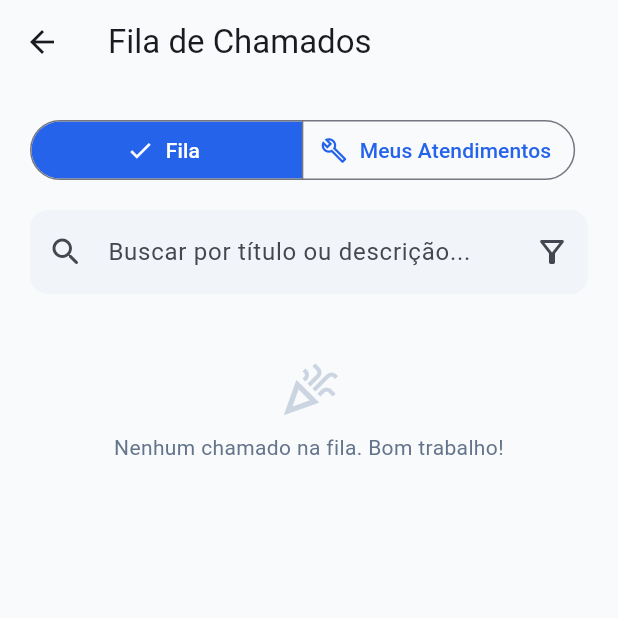
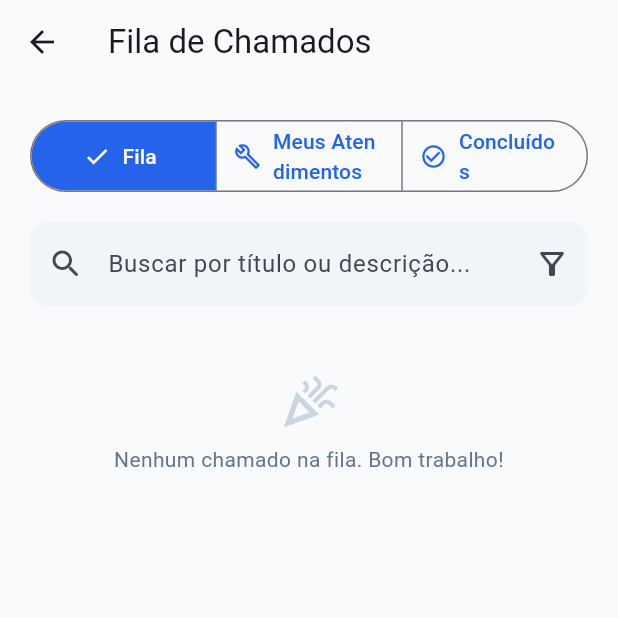
Before and after one commit to Kiratsuji/TicketFlow, a Flutter app: the OpenTicketsPage screen opened directly, on a phone screen of 412 x 824 dp, the top half of it. Run offline on Flutter 3.47's test engine with Material 3 defaults, Android fonts, the phone set to English and light mode, and no system bars; our stand-ins replace cloud_firestore, firebase_auth, firebase_core; accounts and stored records are empty.

Commit message:
feat: add TicketsDone list

```diff
--- a/lib/screens/tech/openTicketsPage.dart
+++ b/lib/screens/tech/openTicketsPage.dart
@@ -1,5 +1,6 @@
 import 'package:firebase_auth/firebase_auth.dart';
 import 'package:flutter/material.dart';
+
 import '../../models/ticketModel.dart';
 import '../../models/userModel.dart';
 import '../../services/ticketService.dart';
@@ -7,11 +8,14 @@ import '../../services/userService.dart';
 import '../../widgets/appWidgets.dart';
 import '../colors/appColors.dart';
 import '../user/closeTicketPage.dart';
+import '../user/ticketDetailPage.dart';
 
-enum _QueueTab { fila, meus }
+enum TicketQueueTab { fila, meus, concluidos }
 
 class OpenTicketsPage extends StatefulWidget {
-  const OpenTicketsPage({super.key});
+  final TicketQueueTab initialTab;
+
+  const OpenTicketsPage({super.key, this.initialTab = TicketQueueTab.fila});
 
   @override
   State<OpenTicketsPage> createState() => _OpenTicketsPageState();
@@ -21,7 +25,7 @@ class _OpenTicketsPageState extends State<OpenTicketsPage> {
   late final String _uid = FirebaseAuth.instance.currentUser!.uid;
   late final Future<AppUser?> _userFuture = UserService().getUser(_uid);
 
-  _QueueTab _tab = _QueueTab.fila;
+  late TicketQueueTab _tab = widget.initialTab;
 
   final _searchController = TextEditingController();
   String _search = '';
@@ -44,10 +48,12 @@ class _OpenTicketsPageState extends State<OpenTicketsPage> {
         actions: [
           TextButton(
             onPressed: () => Navigator.pop(ctx, false),
-              child: const Text('Cancelar')),
+            child: const Text('Cancelar'),
+          ),
           FilledButton(
             onPressed: () => Navigator.pop(ctx, true),
-              child: const Text('Assumir')),
+            child: const Text('Assumir'),
+          ),
         ],
       ),
     );
@@ -77,9 +83,11 @@ class _OpenTicketsPageState extends State<OpenTicketsPage> {
     final query = _search.trim().toLowerCase();
     if (query.isNotEmpty) {
       list = list
-          .where((t) =>
+          .where(
+            (t) =>
                 t.title.toLowerCase().contains(query) ||
-          t.description.toLowerCase().contains(query))
+                t.description.toLowerCase().contains(query),
+          )
           .toList();
     }
     if (_categoryFilter != null) {
@@ -95,8 +103,7 @@ class _OpenTicketsPageState extends State<OpenTicketsPage> {
     labelText: label,
     filled: true,
     fillColor: AppColors.inputFillColor,
-    contentPadding:
-    const EdgeInsets.symmetric(horizontal: 12, vertical: 8),
+    contentPadding: const EdgeInsets.symmetric(horizontal: 12, vertical: 8),
     border: OutlineInputBorder(
       borderRadius: BorderRadius.circular(12),
       borderSide: BorderSide.none,
@@ -111,8 +118,11 @@ class _OpenTicketsPageState extends State<OpenTicketsPage> {
     return Scaffold(
       backgroundColor: AppColors.bgColor,
       appBar: AppBar(
-        title: Text(
-            _tab == _QueueTab.fila ? 'Fila de Chamados' : 'Meus Atendimentos'),
+        title: Text(switch (_tab) {
+          TicketQueueTab.fila => 'Fila de Chamados',
+          TicketQueueTab.meus => 'Meus Atendimentos',
+          TicketQueueTab.concluidos => 'Concluídos',
+        }),
         backgroundColor: AppColors.bgColor,
         surfaceTintColor: Colors.transparent,
       ),
@@ -124,17 +134,22 @@ class _OpenTicketsPageState extends State<OpenTicketsPage> {
             children: [
               // Alternância entre a fila geral e os chamados que o técnico
               // já assumiu.
-              SegmentedButton<_QueueTab>(
+              SegmentedButton<TicketQueueTab>(
                 segments: const [
                   ButtonSegment(
-                    value: _QueueTab.fila,
+                    value: TicketQueueTab.fila,
                     label: Text('Fila'),
                     icon: Icon(Icons.inbox_outlined),
                   ),
                   ButtonSegment(
-                    value: _QueueTab.meus,
+                    value: TicketQueueTab.meus,
                     label: Text('Meus Atendimentos'),
                     icon: Icon(Icons.build_outlined),
+                  ),
+                  ButtonSegment(
+                    value: TicketQueueTab.concluidos,
+                    label: Text('Concluídos'),
+                    icon: Icon(Icons.check_circle_outline),
                   ),
                 ],
                 selected: {_tab},
@@ -185,20 +200,26 @@ class _OpenTicketsPageState extends State<OpenTicketsPage> {
                         decoration: _filterDecoration('Categoria'),
                         items: [
                           const DropdownMenuItem(
-                              value: null, child: Text('Todas')),
-                          ...TicketCategory.all.map((c) => DropdownMenuItem(
+                            value: null,
+                            child: Text('Todas'),
+                          ),
+                          ...TicketCategory.all.map(
+                            (c) => DropdownMenuItem(
                               value: c,
                               child: Row(
                                 mainAxisSize: MainAxisSize.min,
                                 children: [
-                                Icon(categoryIcon(c),
+                                  Icon(
+                                    categoryIcon(c),
                                     size: 16,
-                                    color: AppColors.primaryColor),
+                                    color: AppColors.primaryColor,
+                                  ),
                                   const SizedBox(width: 6),
                                   Text(TicketCategory.label(c)),
                                 ],
                               ),
-                          )),
+                            ),
+                          ),
                         ],
                         onChanged: (v) => setState(() => _categoryFilter = v),
                       ),
@@ -210,16 +231,21 @@ class _OpenTicketsPageState extends State<OpenTicketsPage> {
                         decoration: _filterDecoration('Prioridade'),
                         items: [
                           const DropdownMenuItem(
-                              value: null, child: Text('Todas')),
-                          ...TicketUrgency.all.map((u) => DropdownMenuItem(
+                            value: null,
+                            child: Text('Todas'),
+                          ),
+                          ...TicketUrgency.all.map(
+                            (u) => DropdownMenuItem(
                               value: u,
                               child: Text(
                                 TicketUrgency.label(u),
                                 style: TextStyle(
                                   color: urgencyColor(u),
-                                  fontWeight: FontWeight.w600),
+                                  fontWeight: FontWeight.w600,
                                 ),
-                          )),
+                              ),
+                            ),
+                          ),
                         ],
                         onChanged: (v) => setState(() => _urgencyFilter = v),
                       ),
@@ -248,36 +274,54 @@ class _OpenTicketsPageState extends State<OpenTicketsPage> {
                       return const Center(child: CircularProgressIndicator());
                     }
                     final companyId = userSnap.data!.companyId;
-                    final stream = _tab == _QueueTab.fila
-                        ? TicketService().streamOpen(companyId)
-                        : TicketService().streamAssignedTo(companyId, _uid);
+                    final stream = switch (_tab) {
+                      TicketQueueTab.fila => TicketService().streamOpen(
+                        companyId,
+                      ),
+                      TicketQueueTab.meus => TicketService().streamAssignedTo(
+                        companyId,
+                        _uid,
+                      ),
+                      TicketQueueTab.concluidos =>
+                        TicketService().streamResolvedBy(companyId, _uid),
+                    };
 
                     return StreamBuilder<List<TicketModel>>(
                       stream: stream,
                       builder: (context, snap) {
                         if (snap.hasError) {
                           return const EmptyState(
-                              message: 'Erro ao carregar chamados.');
+                            message: 'Erro ao carregar chamados.',
+                          );
                         }
                         if (!snap.hasData) {
                           return const Center(
-                              child: CircularProgressIndicator());
+                            child: CircularProgressIndicator(),
+                          );
                         }
 
                         var tickets = snap.data!;
-                        if (_tab == _QueueTab.meus) {
-                          tickets =
-                              tickets.where((t) => t.isInProgress).toList();
+                        if (_tab == TicketQueueTab.meus) {
+                          tickets = tickets
+                              .where((t) => t.isInProgress)
+                              .toList();
                         }
                         tickets = _applyFilters(tickets);
 
                         if (tickets.isEmpty) {
                           return EmptyState(
-                            message: _tab == _QueueTab.fila
-                                ? 'Nenhum chamado na fila. Bom trabalho!'
-                                : 'Você não tem atendimentos em andamento.',
-                            icon: _tab == _QueueTab.fila
+                            message: switch (_tab) {
+                              TicketQueueTab.fila =>
+                                'Nenhum chamado na fila. Bom trabalho!',
+                              TicketQueueTab.meus =>
+                                'Você não tem atendimentos em andamento.',
+                              TicketQueueTab.concluidos =>
+                                'Você ainda não concluiu nenhum chamado.',
+                            },
+                            icon: _tab == TicketQueueTab.fila
                                 ? Icons.celebration_outlined
+                                : _tab == TicketQueueTab.concluidos
+                                ? Icons.check_circle_outline
                                 : Icons.inbox_outlined,
                           );
                         }
@@ -289,22 +333,36 @@ class _OpenTicketsPageState extends State<OpenTicketsPage> {
                             return TicketCard(
                               ticket: ticket,
                               showAuthor: true,
-                              action: _tab == _QueueTab.fila
+                              onTap: _tab == TicketQueueTab.concluidos
+                                  ? () => Navigator.push(
+                                      context,
+                                      MaterialPageRoute(
+                                        builder: (_) => TicketDetailPage(
+                                          ticketId: ticket.id,
+                                        ),
+                                      ),
+                                    )
+                                  : null,
+                              action: _tab == TicketQueueTab.fila
                                   ? FilledButton.tonalIcon(
                                       onPressed: () => _take(context, ticket),
                                       icon: const Icon(
                                         Icons.assignment_ind_outlined,
-                                    size: 18),
+                                        size: 18,
+                                      ),
                                       label: const Text('Assumir'),
                                     )
-                                  : FilledButton.tonalIcon(
+                                  : _tab == TicketQueueTab.meus
+                                  ? FilledButton.tonalIcon(
                                       onPressed: () =>
                                           _resolve(context, ticket),
                                       icon: const Icon(
                                         Icons.assignment_turned_in_outlined,
-                                    size: 18),
+                                        size: 18,
+                                      ),
                                       label: const Text('Registrar Solução'),
-                              ),
+                                    )
+                                  : null,
                             );
                           },
                         );
```
Lines whose indentation alone changed are shown as unchanged.
